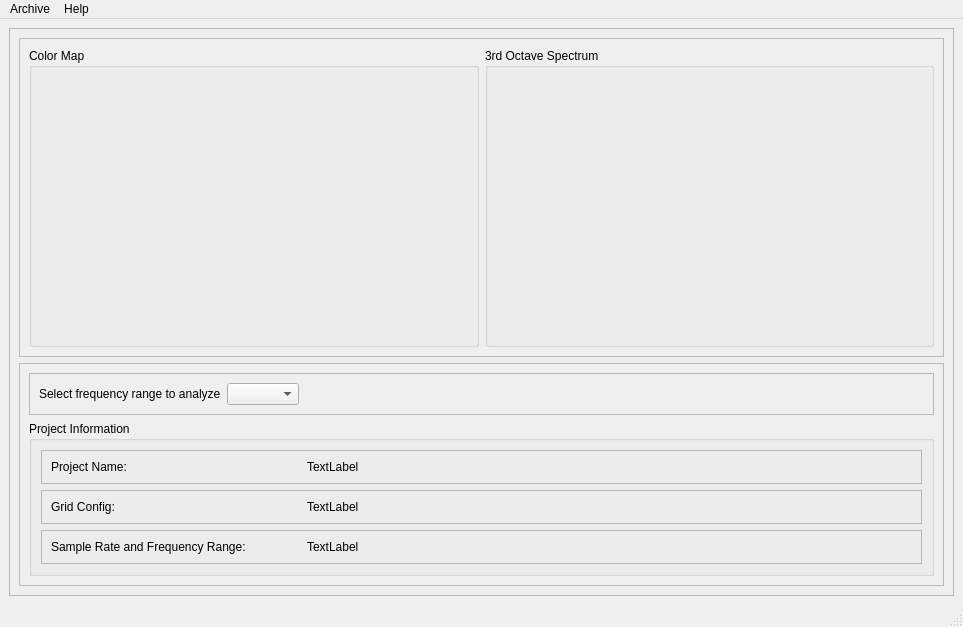
The window that resources/ui/DisplayResults.ui (TheHawz/Quick-Scan) describes before a commit, drawn with Qt 5.
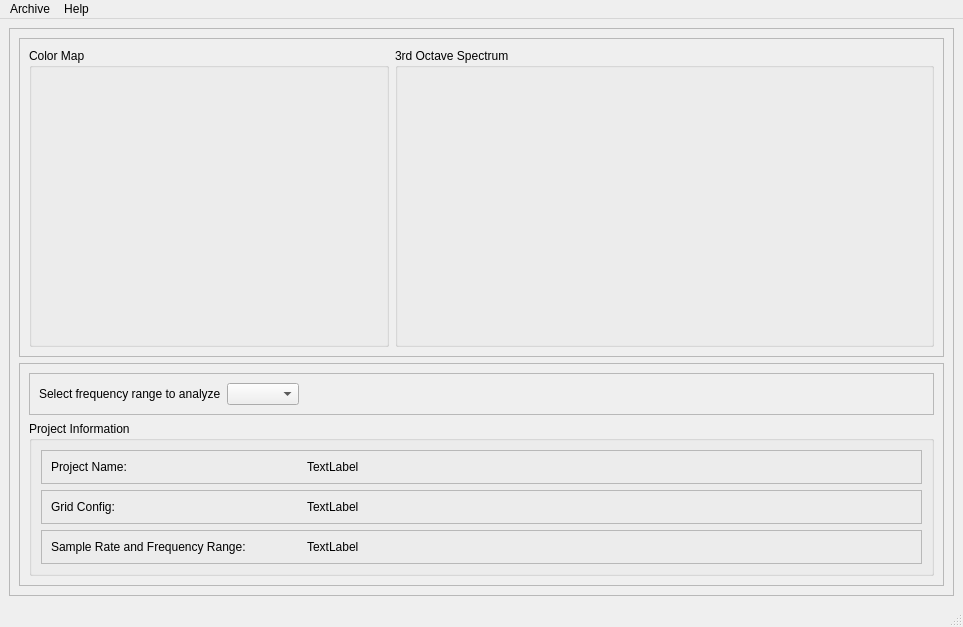
The same window after the commit.

```diff
--- a/resources/ui/DisplayResults.ui
+++ b/resources/ui/DisplayResults.ui
@@ -41,6 +41,18 @@
          <layout class="QHBoxLayout" name="horizontalLayout_2">
           <item>
            <widget class="QGroupBox" name="gb_color_map">
+            <property name="sizePolicy">
+             <sizepolicy hsizetype="Expanding" vsizetype="Expanding">
+              <horstretch>2</horstretch>
+              <verstretch>0</verstretch>
+             </sizepolicy>
+            </property>
+            <property name="minimumSize">
+             <size>
+              <width>0</width>
+              <height>0</height>
+             </size>
+            </property>
             <property name="title">
              <string>Color Map</string>
             </property>
@@ -53,32 +65,25 @@
                  <verstretch>0</verstretch>
                 </sizepolicy>
                </property>
+               <property name="minimumSize">
+                <size>
+                 <width>200</width>
+                 <height>100</height>
+                </size>
+               </property>
                <property name="text">
                 <string/>
                </property>
               </widget>
              </item>
-             <item>
-              <spacer name="verticalSpacer">
-               <property name="orientation">
-                <enum>Qt::Vertical</enum>
-               </property>
-               <property name="sizeHint" stdset="0">
-                <size>
-                 <width>20</width>
-                 <height>40</height>
-                </size>
-               </property>
-              </spacer>
-             </item>
             </layout>
            </widget>
           </item>
           <item>
            <widget class="QGroupBox" name="spectrum_groupBox">
             <property name="sizePolicy">
-             <sizepolicy hsizetype="Preferred" vsizetype="Expanding">
-              <horstretch>0</horstretch>
+             <sizepolicy hsizetype="Expanding" vsizetype="Expanding">
+              <horstretch>3</horstretch>
               <verstretch>0</verstretch>
              </sizepolicy>
             </property>
```
